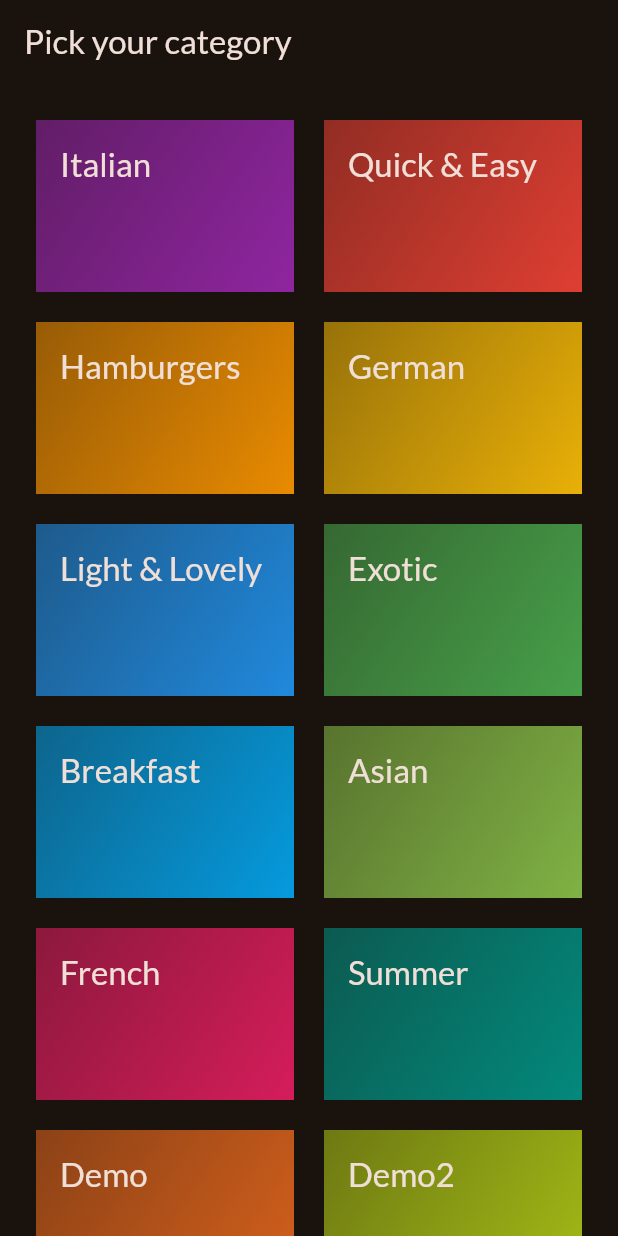
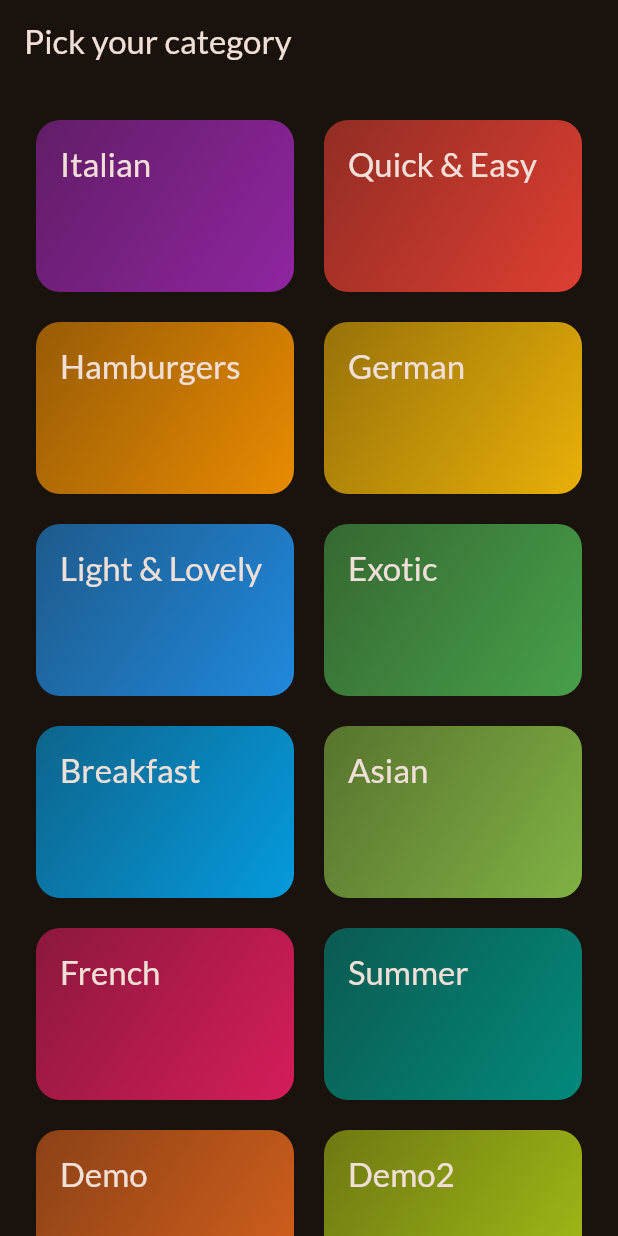
Before and after one commit to ajujacob88/flutter-meals-app, a Flutter app: the screen it shows after launch, on a phone screen of 412 x 824 dp. Run offline on Flutter 3.47's test engine with Material 3 defaults, Android fonts, the phone set to English and light mode, and no system bars; our stand-ins replace google_fonts.

Commit message:
making any widget tappable with InkWell widget or GestureDetector widget

```diff
--- a/lib/widgets/category_grid_item.dart
+++ b/lib/widgets/category_grid_item.dart
@@ -13,9 +13,16 @@ class CategoryGridItem extends StatelessWidget {
 
   @override
   Widget build(BuildContext context) {
-    return Container(
+//we can make any widget tappable by wrapping it with inkWell widget or GestureDetector widget.. instead of gestureDectector if we use inkwell, then a visual feedback will also get if the user taps the item..
+
+    return InkWell(
+      onTap: () {},
+      splashColor: Theme.of(context).primaryColor,
+      borderRadius: BorderRadius.circular(16),
+      child: Container(
         padding: const EdgeInsets.all(16),
         decoration: BoxDecoration(
+          borderRadius: BorderRadius.circular(16),
           gradient: LinearGradient(
             colors: [
               category.color.withOpacity(.55),
@@ -32,6 +39,7 @@ class CategoryGridItem extends StatelessWidget {
               .titleLarge!
               .copyWith(color: Theme.of(context).colorScheme.onBackground),
         ),
+      ),
     );
   }
 }
```
Lines whose indentation alone changed are shown as unchanged.
